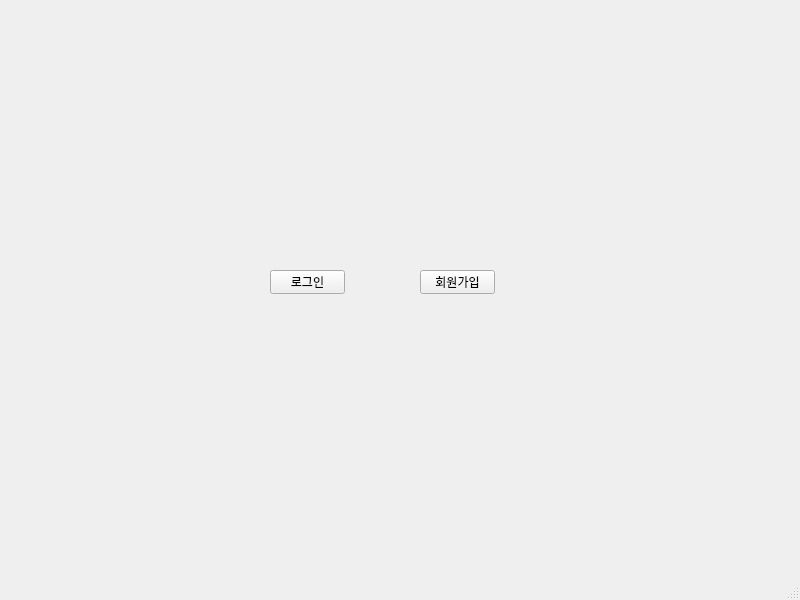
This is uis/main_window.ui in DaeyeongCho/DataBaseLectureProject as Qt 5 draws it before an edit. The edited form follows.
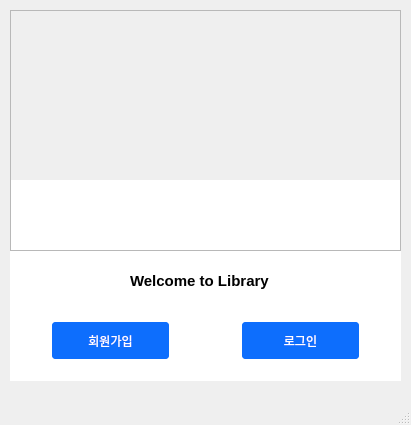
This is the edited form. Icons and pictures are not drawn.

```diff
--- a/uis/main_window.ui
+++ b/uis/main_window.ui
@@ -6,40 +6,154 @@
    <rect>
     <x>0</x>
     <y>0</y>
-    <width>800</width>
-    <height>600</height>
+    <width>411</width>
+    <height>425</height>
    </rect>
   </property>
+  <property name="sizePolicy">
+   <sizepolicy hsizetype="Fixed" vsizetype="Fixed">
+    <horstretch>0</horstretch>
+    <verstretch>0</verstretch>
+   </sizepolicy>
+  </property>
+  <property name="minimumSize">
+   <size>
+    <width>411</width>
+    <height>425</height>
+   </size>
+  </property>
+  <property name="maximumSize">
+   <size>
+    <width>411</width>
+    <height>425</height>
+   </size>
+  </property>
+  <property name="baseSize">
+   <size>
+    <width>411</width>
+    <height>425</height>
+   </size>
+  </property>
   <property name="windowTitle">
    <string>MainWindow</string>
   </property>
   <widget class="QWidget" name="centralwidget">
-   <widget class="QPushButton" name="pushButtonLogIn">
+   <widget class="QFrame" name="frameBackground">
     <property name="geometry">
      <rect>
-      <x>270</x>
-      <y>270</y>
-      <width>75</width>
-      <height>24</height>
+      <x>10</x>
+      <y>10</y>
+      <width>391</width>
+      <height>241</height>
      </rect>
     </property>
-    <property name="text">
-     <string>로그인</string>
+    <property name="styleSheet">
+     <string notr="true">border-image: url(C:/Users/jdy08/Visual Studio Code/DataBaseLectureProject/uis/Lobby.jpg);</string>
+    </property>
+    <property name="frameShape">
+     <enum>QFrame::StyledPanel</enum>
+    </property>
+    <property name="frameShadow">
+     <enum>QFrame::Raised</enum>
     </property>
    </widget>
    <widget class="QPushButton" name="pushButtonSignUp">
     <property name="geometry">
      <rect>
-      <x>420</x>
-      <y>270</y>
-      <width>75</width>
-      <height>24</height>
+      <x>50</x>
+      <y>320</y>
+      <width>121</width>
+      <height>41</height>
      </rect>
     </property>
+    <property name="styleSheet">
+     <string notr="true">QPushButton{
+	background-color:#0d6efd;
+	border:2px solid #fff;
+	color:#fff;
+	border-radius:5px;
+	padding:6px;
+}
+
+QPushButton:hover,
+QPushButton:clicked{
+	background-color: #0b5ed7;
+	border:2px solid #9ac3fe;
+}</string>
+    </property>
     <property name="text">
      <string>회원가입</string>
     </property>
    </widget>
+   <widget class="QPushButton" name="pushButtonLogIn">
+    <property name="geometry">
+     <rect>
+      <x>240</x>
+      <y>320</y>
+      <width>121</width>
+      <height>41</height>
+     </rect>
+    </property>
+    <property name="styleSheet">
+     <string notr="true">QPushButton{
+	background-color:#0d6efd;
+	border:2px solid #fff;
+	color:#fff;
+	border-radius:5px;
+	padding:6px;
+}
+
+QPushButton:hover,
+QPushButton:clicked{
+	background-color: #0b5ed7;
+	border:2px solid #9ac3fe;
+}</string>
+    </property>
+    <property name="text">
+     <string>로그인</string>
+    </property>
+   </widget>
+   <widget class="QLabel" name="label">
+    <property name="geometry">
+     <rect>
+      <x>10</x>
+      <y>180</y>
+      <width>391</width>
+      <height>201</height>
+     </rect>
+    </property>
+    <property name="styleSheet">
+     <string notr="true">background-color:rgba(255,255,255,255);</string>
+    </property>
+    <property name="text">
+     <string/>
+    </property>
+   </widget>
+   <widget class="QLabel" name="label_2">
+    <property name="geometry">
+     <rect>
+      <x>130</x>
+      <y>270</y>
+      <width>141</width>
+      <height>21</height>
+     </rect>
+    </property>
+    <property name="font">
+     <font>
+      <pointsize>11</pointsize>
+      <italic>false</italic>
+      <bold>true</bold>
+     </font>
+    </property>
+    <property name="text">
+     <string>Welcome to Library</string>
+    </property>
+   </widget>
+   <zorder>label</zorder>
+   <zorder>frameBackground</zorder>
+   <zorder>pushButtonSignUp</zorder>
+   <zorder>pushButtonLogIn</zorder>
+   <zorder>label_2</zorder>
   </widget>
   <widget class="QMenuBar" name="menubar">
    <property name="geometry">
```
Left out of the diff: 6 changed lines with no effect on the pictures.
